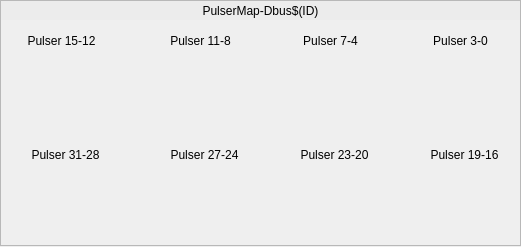
Above: evrMrmApp/opi/EVR/G_EVR_dbus.ui from paulscherrerinstitute/mrfioc2 before the change. Below: the same form after it.
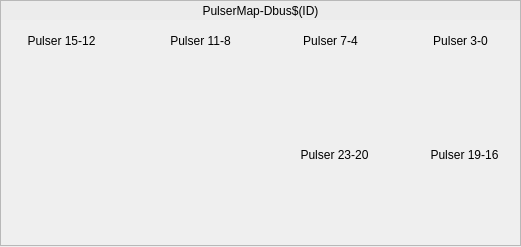
That is the form after the change. Custom widgets are drawn as their Qt base class.

```diff
--- a/evrMrmApp/opi/EVR/G_EVR_dbus.ui
+++ b/evrMrmApp/opi/EVR/G_EVR_dbus.ui
@@ -210,12 +210,15 @@
    <widget class="QFrame" name="frame_2">
     <property name="geometry">
      <rect>
-      <x>3</x>
-      <y>139</y>
-      <width>257</width>
-      <height>91</height>
+      <x>5</x>
+      <y>140</y>
+      <width>261</width>
+      <height>101</height>
      </rect>
     </property>
+    <property name="autoFillBackground">
+     <bool>true</bool>
+    </property>
     <property name="frameShape">
      <enum>QFrame::NoFrame</enum>
     </property>
```
